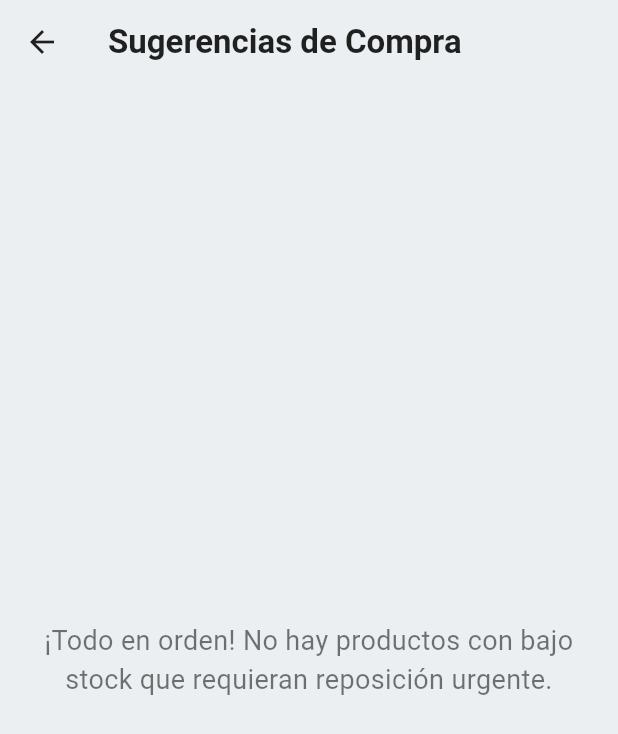
After one commit to zydren/Punto-de-venta-m-vil, a Flutter app: the screen it shows after launch, item 4 of the bottom bar chosen, after a tap on "Sugerencias de Compra", on a phone screen of 412 x 824 dp. The commit adds this screen. Shown: the top 734 px of the screen. Run offline on Flutter 3.47's test engine with Material 3 defaults, Android fonts, the phone set to English and light mode, and no system bars; our stand-ins replace drift, fl_chart; missing offline and left inert: mobile_scanner; accounts and stored records are empty; generated files the repository leaves out were written again.

Commit message:
antes de disenio uniforme

```diff
--- a/lib/compras/compras_page.dart
+++ b/lib/compras/compras_page.dart
@@ -2,7 +2,8 @@ import 'package:flutter/material.dart';
 import '../database/database.dart';
 import 'compras_factura_page.dart';
 import 'compras_reporte_page.dart';
-import '../barr.dart'; // Importar la barra de navegación
+import 'sugerencias_compra_page.dart'; // Importar la nueva página
+import '../barr.dart';
 
 class ComprasPage extends StatelessWidget {
   final AppDatabase db;
@@ -11,14 +12,13 @@ class ComprasPage extends StatelessWidget {
 
   @override
   Widget build(BuildContext context) {
-    // Paleta de colores profesional y cohesiva
     final Color primaryColor = Colors.green.shade700;
     final Color secondaryColor = Colors.orange.shade700;
+    final Color tertiaryColor = Colors.blue.shade700;
     final Color backgroundColor = Colors.blueGrey.shade50;
 
     return Scaffold(
       backgroundColor: backgroundColor,
-      // --- AppBar Rediseñada ---
       appBar: AppBar(
         backgroundColor: backgroundColor,
         elevation: 0,
@@ -54,12 +54,27 @@ class ComprasPage extends StatelessWidget {
               ),
               const SizedBox(height: 8),
               const Text(
-                "Registra nuevas facturas de compra o consulta el historial.",
+                "Registra facturas, consulta el historial o genera sugerencias.",
                 style: TextStyle(fontSize: 16, color: Colors.black54),
               ),
               const SizedBox(height: 32),
 
-              // Tarjeta de Acción para "Iniciar Factura"
+              // --- NUEVO: Tarjeta de Acción para "Sugerencias de Compra" ---
+              _buildActionCard(
+                context: context,
+                icon: Icons.lightbulb_outline,
+                title: "Sugerencias de Compra",
+                subtitle: "Analiza las ventas para predecir qué productos reponer.",
+                color: tertiaryColor,
+                onTap: () {
+                  Navigator.push(
+                    context,
+                    MaterialPageRoute(builder: (context) => SugerenciasCompraPage(db: db)),
+                  );
+                },
+              ),
+              const SizedBox(height: 16),
+
               _buildActionCard(
                 context: context,
                 icon: Icons.note_add_outlined,
@@ -75,7 +90,6 @@ class ComprasPage extends StatelessWidget {
               ),
               const SizedBox(height: 16),
 
-              // Tarjeta de Acción para "Reporte de Compras"
               _buildActionCard(
                 context: context,
                 icon: Icons.history_edu_outlined,
@@ -97,7 +111,6 @@ class ComprasPage extends StatelessWidget {
     );
   }
 
-  // Widget reutilizable para crear las tarjetas de acción
   Widget _buildActionCard({
     required BuildContext context,
     required IconData icon,
--- /dev/null
+++ b/lib/compras/sugerencias_compra_page.dart
@@ -0,0 +1,249 @@
+import 'package:flutter/material.dart';
+import 'package:drift/drift.dart' as drift;
+import '../database/database.dart';
+
+// --- Clase auxiliar para mantener los datos del análisis ---
+class ProductoSugerencia {
+  final Producto producto;
+  final int vendidos30dias;
+  final double velocidadVenta; // Unidades por día
+  final double? diasStockRestantes;
+  final int cantidadSugerida; // Cuántas unidades comprar
+
+  ProductoSugerencia({
+    required this.producto,
+    required this.vendidos30dias,
+    required this.velocidadVenta,
+    this.diasStockRestantes,
+    required this.cantidadSugerida,
+  });
+}
+
+class SugerenciasCompraPage extends StatefulWidget {
+  final AppDatabase db;
+  const SugerenciasCompraPage({super.key, required this.db});
+
+  @override
+  State<SugerenciasCompraPage> createState() => _SugerenciasCompraPageState();
+}
+
+class _SugerenciasCompraPageState extends State<SugerenciasCompraPage> {
+  late Future<List<ProductoSugerencia>> _sugerenciasFuture;
+
+  @override
+  void initState() {
+    super.initState();
+    _sugerenciasFuture = _fetchSugerencias();
+  }
+
+  // --- LÓGICA DE ANÁLISIS DE VENTAS (CORREGIDA Y ROBUSTA) ---
+  Future<List<ProductoSugerencia>> _fetchSugerencias() async {
+    final db = widget.db;
+    final treintaDiasAtras = DateTime.now().subtract(const Duration(days: 30));
+
+    final allProducts = await db.select(db.productos).get();
+
+    final ventaQuery = db.select(db.ventasDetalles).join([
+      drift.innerJoin(db.ventas, db.ventas.id.equalsExp(db.ventasDetalles.ventaId))
+    ])
+      ..where(db.ventas.fecha.isBiggerOrEqual(drift.Constant(treintaDiasAtras)));
+
+    final detallesVentas = await ventaQuery.get();
+
+    final Map<int, int> ventasPorProducto = {};
+    for (final row in detallesVentas) {
+      final detalle = row.readTable(db.ventasDetalles);
+      ventasPorProducto.update(
+        detalle.productoId,
+        (value) => value + detalle.cantidad,
+        ifAbsent: () => detalle.cantidad,
+      );
+    }
+
+    List<ProductoSugerencia> sugerencias = [];
+    for (final producto in allProducts) {
+      final vendidos = ventasPorProducto[producto.id] ?? 0;
+
+      if (vendidos > 0) {
+        final double velocidadVenta = vendidos / 30.0;
+        final double diasRestantes = producto.cantidad / velocidadVenta;
+
+        if (diasRestantes <= 15) {
+          // --- NUEVO: Cálculo de la cantidad a comprar ---
+          const int diasDeStockDeseados = 30;
+          final double cantidadACubrir = (diasDeStockDeseados - diasRestantes) * velocidadVenta;
+          final int cantidadSugerida = cantidadACubrir.ceil();
+
+          sugerencias.add(ProductoSugerencia(
+            producto: producto,
+            vendidos30dias: vendidos,
+            velocidadVenta: velocidadVenta,
+            diasStockRestantes: diasRestantes,
+            // Se sugiere comprar al menos 1 unidad.
+            cantidadSugerida: cantidadSugerida > 0 ? cantidadSugerida : 1,
+          ));
+        }
+      }
+    }
+
+    sugerencias.sort((a, b) => a.diasStockRestantes!.compareTo(b.diasStockRestantes!));
+
+    return sugerencias;
+  }
+
+  Color _getUrgencyColor(double? dias) {
+    if (dias == null) return Colors.grey.shade400;
+    if (dias <= 7) return Colors.red.shade600;
+    if (dias <= 15) return Colors.orange.shade600;
+    return Colors.green.shade600;
+  }
+
+  Widget _buildDataPoint(String label, String value) {
+    return Column(
+      children: [
+        Text(
+          label,
+          style: TextStyle(color: Colors.black54, fontSize: 12, fontWeight: FontWeight.w500),
+        ),
+        const SizedBox(height: 4),
+        Text(
+          value,
+          style: const TextStyle(fontWeight: FontWeight.bold, fontSize: 20, color: Colors.black87),
+        ),
+      ],
+    );
+  }
+
+  @override
+  Widget build(BuildContext context) {
+    final Color backgroundColor = Colors.blueGrey.shade50;
+
+    return Scaffold(
+      backgroundColor: backgroundColor,
+      appBar: AppBar(
+        elevation: 0,
+        backgroundColor: backgroundColor,
+        leading: IconButton(
+          icon: const Icon(Icons.arrow_back, color: Colors.black87),
+          onPressed: () => Navigator.of(context).pop(),
+        ),
+        title: const Text('Sugerencias de Compra', style: TextStyle(fontWeight: FontWeight.bold, fontSize: 22, color: Colors.black87)),
+      ),
+      body: FutureBuilder<List<ProductoSugerencia>>(
+        future: _sugerenciasFuture,
+        builder: (context, snapshot) {
+          if (snapshot.connectionState == ConnectionState.waiting) {
+            return const Center(child: CircularProgressIndicator());
+          }
+          if (snapshot.hasError) {
+            return Center(child: Text("Error al generar sugerencias: ${snapshot.error}"));
+          }
+          if (!snapshot.hasData || snapshot.data!.isEmpty) {
+            return const Center(
+              child: Padding(
+                padding: EdgeInsets.all(24.0),
+                child: Text(
+                  "¡Todo en orden! No hay productos con bajo stock que requieran reposición urgente.",
+                  textAlign: TextAlign.center,
+                  style: TextStyle(fontSize: 18, color: Colors.black54),
+                ),
+              ),
+            );
+          }
+
+          final sugerencias = snapshot.data!;
+
+          return ListView.builder(
+            padding: const EdgeInsets.symmetric(vertical: 8.0, horizontal: 12.0),
+            itemCount: sugerencias.length,
+            itemBuilder: (context, index) {
+              final sug = sugerencias[index];
+              final dias = sug.diasStockRestantes;
+
+              return Card(
+                margin: const EdgeInsets.symmetric(vertical: 8),
+                shape: RoundedRectangleBorder(
+                  side: BorderSide(color: _getUrgencyColor(dias).withOpacity(0.7), width: 1.2),
+                  borderRadius: BorderRadius.circular(12)
+                ),
+                elevation: 1.5,
+                child: Padding(
+                  padding: const EdgeInsets.all(16.0),
+                  child: Column(
+                    crossAxisAlignment: CrossAxisAlignment.start,
+                    children: [
+                      Text(sug.producto.nombre, style: const TextStyle(fontWeight: FontWeight.bold, fontSize: 18, color: Colors.black87)),
+                      const SizedBox(height: 12),
+
+                      RichText(
+                        text: TextSpan(
+                          style: TextStyle(color: Colors.grey.shade700, fontSize: 16, height: 1.4),
+                          children: <TextSpan>[
+                            const TextSpan(text: 'Te queda inventario para solo '),
+                            TextSpan(
+                                text: '${dias!.toStringAsFixed(0)} días',
+                                style: TextStyle(
+                                    fontWeight: FontWeight.bold,
+                                    color: _getUrgencyColor(dias),
+                                    fontSize: 17)),
+                          ],
+                        ),
+                      ),
+                      const SizedBox(height: 16),
+
+                      // --- NUEVO: Llamada a la acción para comprar ---
+                      Container(
+                        padding: const EdgeInsets.symmetric(vertical: 12, horizontal: 16),
+                        decoration: BoxDecoration(
+                          color: _getUrgencyColor(dias).withOpacity(0.15),
+                          borderRadius: BorderRadius.circular(8),
+                        ),
+                        child: Row(
+                          mainAxisAlignment: MainAxisAlignment.center,
+                          children: [
+                            Icon(Icons.shopping_cart_checkout, color: _getUrgencyColor(dias), size: 22),
+                            const SizedBox(width: 12),
+                            RichText(
+                              text: TextSpan(
+                                style: const TextStyle(color: Colors.black87, fontSize: 16),
+                                children: <TextSpan>[
+                                  const TextSpan(text: 'Comprar: '),
+                                  TextSpan(
+                                    text: '${sug.cantidadSugerida} unidades',
+                                    style: TextStyle(fontWeight: FontWeight.bold, color: _getUrgencyColor(dias), fontSize: 17),
+                                  ),
+                                ],
+                              ),
+                            ),
+                          ],
+                        ),
+                      ),
+                      const SizedBox(height: 16),
+
+                      // --- Datos de Soporte ---
+                      Container(
+                        padding: const EdgeInsets.symmetric(vertical: 12, horizontal: 8),
+                        decoration: BoxDecoration(
+                          color: Colors.black.withOpacity(0.04),
+                          borderRadius: BorderRadius.circular(8)
+                        ),
+                        child: Row(
+                          mainAxisAlignment: MainAxisAlignment.spaceAround,
+                          children: [
+                            _buildDataPoint("Stock Actual", "${sug.producto.cantidad} und."),
+                            _buildDataPoint("Vendido (30d)", "${sug.vendidos30dias} und."),
+                            _buildDataPoint("Venta / día", sug.velocidadVenta.toStringAsFixed(1)),
+                          ],
+                        ),
+                      )
+                    ],
+                  ),
+                ),
+              );
+            },
+          );
+        },
+      ),
+    );
+  }
+}
```
Also changed, not shown: lib/productos/analisis_producto_page.dart (added, +251 -0 lines), lib/productos/inventario.dart (+13 -2 lines).
